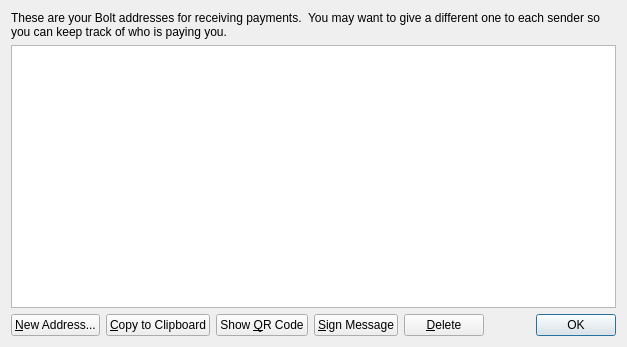
Above: src/qt/forms/addressbookpage.ui from 5mil/Bolt before the change. Below: the same form after it.
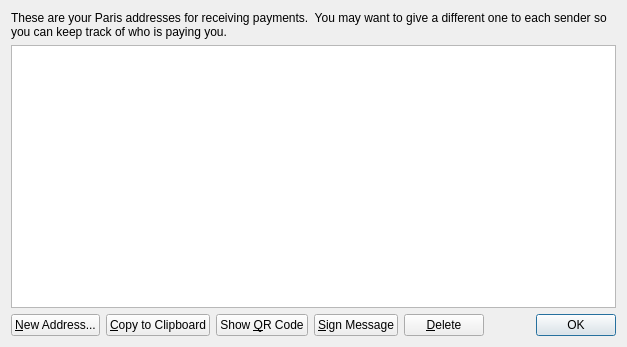
That is the form after the change. Icons and pictures are not drawn.

```diff
--- a/src/qt/forms/addressbookpage.ui
+++ b/src/qt/forms/addressbookpage.ui
@@ -17,7 +17,7 @@
    <item>
     <widget class="QLabel" name="labelExplanation">
      <property name="text">
-      <string>These are your Bolt addresses for receiving payments.  You may want to give a different one to each sender so you can keep track of who is paying you.</string>
+      <string>These are your Paris addresses for receiving payments.  You may want to give a different one to each sender so you can keep track of who is paying you.</string>
      </property>
      <property name="textFormat">
       <enum>Qt::AutoText</enum>
```
